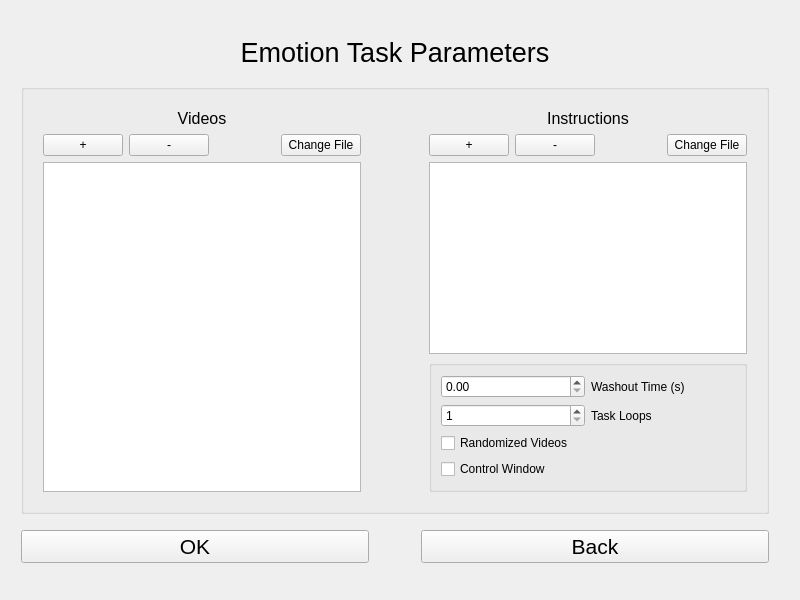
This is EmotionTask/UI/emotionparameters.ui in FongAnthonyM/BehaviorTaskMaster as Qt 5 draws it before an edit. The edited form follows.
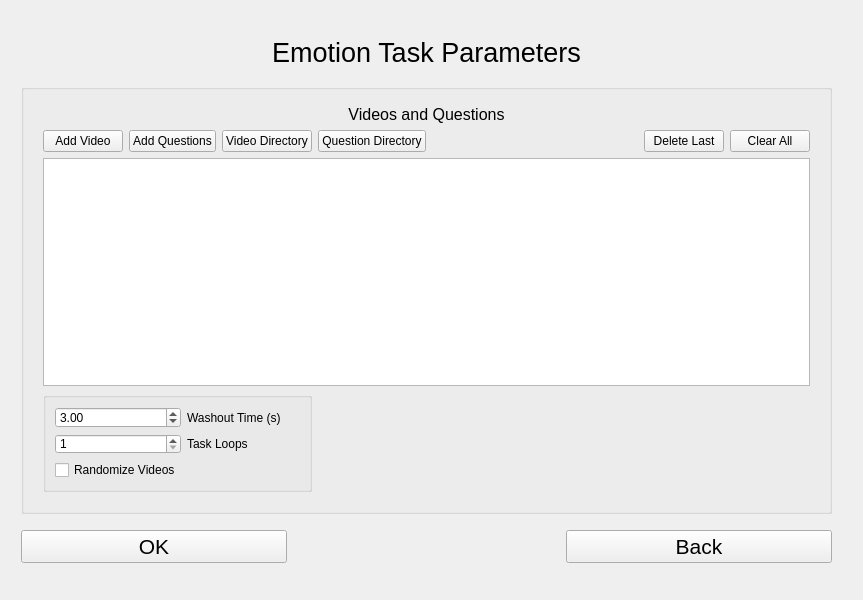
This is the edited form.

Diff of the .ui file:
```diff
--- a/EmotionTask/UI/emotionparameters.ui
+++ b/EmotionTask/UI/emotionparameters.ui
@@ -14,22 +14,6 @@
    <string>EmotionTaskParameters</string>
   </property>
   <layout class="QGridLayout" name="gridLayout">
-   <item row="0" column="0" rowspan="8">
-    <spacer name="horizontalSpacerLeft">
-     <property name="orientation">
-      <enum>Qt::Horizontal</enum>
-     </property>
-     <property name="sizeType">
-      <enum>QSizePolicy::Fixed</enum>
-     </property>
-     <property name="sizeHint" stdset="0">
-      <size>
-       <width>10</width>
-       <height>20</height>
-      </size>
-     </property>
-    </spacer>
-   </item>
    <item row="5" column="1">
     <widget class="QPushButton" name="okButton">
      <property name="font">
@@ -42,6 +26,22 @@
      </property>
     </widget>
    </item>
+   <item row="7" column="1" colspan="3">
+    <spacer name="verticalSpacerBottom">
+     <property name="orientation">
+      <enum>Qt::Vertical</enum>
+     </property>
+     <property name="sizeType">
+      <enum>QSizePolicy::Fixed</enum>
+     </property>
+     <property name="sizeHint" stdset="0">
+      <size>
+       <width>20</width>
+       <height>20</height>
+      </size>
+     </property>
+    </spacer>
+   </item>
    <item row="0" column="4" rowspan="8">
     <spacer name="horizontalSpacerRight">
      <property name="orientation">
@@ -58,6 +58,22 @@
      </property>
     </spacer>
    </item>
+   <item row="4" column="1" colspan="3">
+    <spacer name="verticalSpacerButtons">
+     <property name="orientation">
+      <enum>Qt::Vertical</enum>
+     </property>
+     <property name="sizeType">
+      <enum>QSizePolicy::Fixed</enum>
+     </property>
+     <property name="sizeHint" stdset="0">
+      <size>
+       <width>20</width>
+       <height>10</height>
+      </size>
+     </property>
+    </spacer>
+   </item>
    <item row="5" column="3">
     <widget class="QPushButton" name="backButton">
      <property name="font">
@@ -70,6 +86,75 @@
      </property>
     </widget>
    </item>
+   <item row="2" column="1" colspan="3">
+    <spacer name="verticalSpacerTitle">
+     <property name="orientation">
+      <enum>Qt::Vertical</enum>
+     </property>
+     <property name="sizeType">
+      <enum>QSizePolicy::Fixed</enum>
+     </property>
+     <property name="sizeHint" stdset="0">
+      <size>
+       <width>20</width>
+       <height>10</height>
+      </size>
+     </property>
+    </spacer>
+   </item>
+   <item row="1" column="1" colspan="3">
+    <widget class="QLabel" name="titleLabel">
+     <property name="sizePolicy">
+      <sizepolicy hsizetype="Preferred" vsizetype="Fixed">
+       <horstretch>0</horstretch>
+       <verstretch>0</verstretch>
+      </sizepolicy>
+     </property>
+     <property name="font">
+      <font>
+       <pointsize>20</pointsize>
+      </font>
+     </property>
+     <property name="text">
+      <string>Emotion Task Parameters</string>
+     </property>
+     <property name="alignment">
+      <set>Qt::AlignCenter</set>
+     </property>
+    </widget>
+   </item>
+   <item row="0" column="0" rowspan="8">
+    <spacer name="horizontalSpacerLeft">
+     <property name="orientation">
+      <enum>Qt::Horizontal</enum>
+     </property>
+     <property name="sizeType">
+      <enum>QSizePolicy::Fixed</enum>
+     </property>
+     <property name="sizeHint" stdset="0">
+      <size>
+       <width>10</width>
+       <height>20</height>
+      </size>
+     </property>
+    </spacer>
+   </item>
+   <item row="0" column="1" colspan="3">
+    <spacer name="verticalSpacerTop">
+     <property name="orientation">
+      <enum>Qt::Vertical</enum>
+     </property>
+     <property name="sizeType">
+      <enum>QSizePolicy::Fixed</enum>
+     </property>
+     <property name="sizeHint" stdset="0">
+      <size>
+       <width>688</width>
+       <height>20</height>
+      </size>
+     </property>
+    </spacer>
+   </item>
    <item row="5" column="2">
     <spacer name="horizontalSpacerButtons">
      <property name="orientation">
@@ -98,43 +183,209 @@
       <string/>
      </property>
      <layout class="QGridLayout" name="gridLayout_2">
-      <item row="2" column="2">
-       <widget class="QPushButton" name="removeVideoButton">
+      <item row="2" column="9">
+       <widget class="QPushButton" name="deleteLastButton">
         <property name="text">
-         <string>-</string>
+         <string>Delete Last</string>
         </property>
        </widget>
       </item>
-      <item row="1" column="1" colspan="4">
+      <item row="2" column="6">
+       <widget class="QPushButton" name="questionDirectory">
+        <property name="text">
+         <string>Question Directory</string>
+        </property>
+       </widget>
+      </item>
+      <item row="2" column="4">
+       <widget class="QPushButton" name="addQuestionsButton">
+        <property name="text">
+         <string>Add Questions</string>
+        </property>
+       </widget>
+      </item>
+      <item row="3" column="11" rowspan="2">
+       <spacer name="horizontalSpacer_3">
+        <property name="orientation">
+         <enum>Qt::Horizontal</enum>
+        </property>
+        <property name="sizeType">
+         <enum>QSizePolicy::Fixed</enum>
+        </property>
+        <property name="sizeHint" stdset="0">
+         <size>
+          <width>10</width>
+          <height>10</height>
+         </size>
+        </property>
+       </spacer>
+      </item>
+      <item row="6" column="1" colspan="10">
+       <spacer name="verticalSpacer">
+        <property name="orientation">
+         <enum>Qt::Vertical</enum>
+        </property>
+        <property name="sizeType">
+         <enum>QSizePolicy::Fixed</enum>
+        </property>
+        <property name="sizeHint" stdset="0">
+         <size>
+          <width>20</width>
+          <height>10</height>
+         </size>
+        </property>
+       </spacer>
+      </item>
+      <item row="3" column="1" rowspan="2" colspan="10">
+       <widget class="QTreeView" name="videoList">
+        <property name="sizePolicy">
+         <sizepolicy hsizetype="Expanding" vsizetype="Expanding">
+          <horstretch>0</horstretch>
+          <verstretch>0</verstretch>
+         </sizepolicy>
+        </property>
+        <property name="minimumSize">
+         <size>
+          <width>0</width>
+          <height>200</height>
+         </size>
+        </property>
+       </widget>
+      </item>
+      <item row="2" column="10">
+       <widget class="QPushButton" name="clearAll">
+        <property name="text">
+         <string>Clear All</string>
+        </property>
+       </widget>
+      </item>
+      <item row="3" column="0" rowspan="2">
+       <spacer name="horizontalSpacer_2">
+        <property name="orientation">
+         <enum>Qt::Horizontal</enum>
+        </property>
+        <property name="sizeType">
+         <enum>QSizePolicy::Fixed</enum>
+        </property>
+        <property name="sizeHint" stdset="0">
+         <size>
+          <width>10</width>
+          <height>20</height>
+         </size>
+        </property>
+       </spacer>
+      </item>
+      <item row="1" column="1" colspan="10">
        <widget class="QLabel" name="videosLabel">
+        <property name="sizePolicy">
+         <sizepolicy hsizetype="Minimum" vsizetype="Fixed">
+          <horstretch>0</horstretch>
+          <verstretch>0</verstretch>
+         </sizepolicy>
+        </property>
+        <property name="maximumSize">
+         <size>
+          <width>16777215</width>
+          <height>20</height>
+         </size>
+        </property>
         <property name="font">
          <font>
           <pointsize>12</pointsize>
          </font>
         </property>
         <property name="text">
-         <string>Videos</string>
+         <string>Videos and Questions</string>
         </property>
         <property name="alignment">
          <set>Qt::AlignCenter</set>
         </property>
        </widget>
       </item>
-      <item row="3" column="6" colspan="4">
-       <widget class="QListView" name="InstructionsList"/>
+      <item row="0" column="1" colspan="10">
+       <spacer name="verticalSpacer_2">
+        <property name="orientation">
+         <enum>Qt::Vertical</enum>
+        </property>
+        <property name="sizeType">
+         <enum>QSizePolicy::Fixed</enum>
+        </property>
+        <property name="sizeHint" stdset="0">
+         <size>
+          <width>20</width>
+          <height>5</height>
+         </size>
+        </property>
+       </spacer>
       </item>
-      <item row="4" column="6" colspan="4">
+      <item row="2" column="5">
+       <widget class="QPushButton" name="videoDirectory">
+        <property name="text">
+         <string>Video Directory</string>
+        </property>
+       </widget>
+      </item>
+      <item row="2" column="8">
+       <spacer name="horizontalSpacer_4">
+        <property name="orientation">
+         <enum>Qt::Horizontal</enum>
+        </property>
+        <property name="sizeType">
+         <enum>QSizePolicy::Fixed</enum>
+        </property>
+        <property name="sizeHint" stdset="0">
+         <size>
+          <width>200</width>
+          <height>20</height>
+         </size>
+        </property>
+       </spacer>
+      </item>
+      <item row="2" column="1" colspan="3">
+       <widget class="QPushButton" name="addVideoButton">
+        <property name="text">
+         <string>Add Video</string>
+        </property>
+       </widget>
+      </item>
+      <item row="5" column="1" colspan="5">
        <widget class="QGroupBox" name="groupBox_2">
         <property name="sizePolicy">
          <sizepolicy hsizetype="Preferred" vsizetype="Minimum">
           <horstretch>0</horstretch>
-          <verstretch>40</verstretch>
+          <verstretch>20</verstretch>
          </sizepolicy>
         </property>
+        <property name="maximumSize">
+         <size>
+          <width>16777215</width>
+          <height>100</height>
+         </size>
+        </property>
         <property name="title">
          <string/>
         </property>
         <layout class="QGridLayout" name="gridLayout_4">
+         <item row="2" column="0">
+          <widget class="QCheckBox" name="randomizeVideosBox">
+           <property name="text">
+            <string>Randomize Videos</string>
+           </property>
+           <property name="checked">
+            <bool>false</bool>
+           </property>
+           <property name="tristate">
+            <bool>false</bool>
+           </property>
+          </widget>
+         </item>
+         <item row="0" column="0">
+          <widget class="QDoubleSpinBox" name="washoutBox">
+           <property name="value">
+            <double>3.000000000000000</double>
+           </property>
+          </widget>
+         </item>
          <item row="1" column="1">
           <widget class="QLabel" name="label">
            <property name="text">
@@ -142,20 +393,6 @@
            </property>
           </widget>
          </item>
-         <item row="2" column="0">
-          <widget class="QCheckBox" name="randomizeVideosBox">
-           <property name="text">
-            <string>Randomized Videos</string>
-           </property>
-          </widget>
-         </item>
-         <item row="3" column="0">
-          <widget class="QCheckBox" name="checkBox">
-           <property name="text">
-            <string>Control Window</string>
-           </property>
-          </widget>
-         </item>
          <item row="1" column="0">
           <widget class="QSpinBox" name="spinBox">
            <property name="minimum">
@@ -166,9 +403,6 @@
            </property>
           </widget>
          </item>
-         <item row="0" column="0">
-          <widget class="QDoubleSpinBox" name="doubleSpinBox"/>
-         </item>
          <item row="0" column="1">
           <widget class="QLabel" name="label_2">
            <property name="text">
@@ -179,256 +413,9 @@
         </layout>
        </widget>
       </item>
-      <item row="0" column="1" colspan="9">
-       <spacer name="verticalSpacer_2">
-        <property name="orientation">
-         <enum>Qt::Vertical</enum>
-        </property>
-        <property name="sizeHint" stdset="0">
-         <size>
-          <width>20</width>
-          <height>10</height>
-         </size>
-        </property>
-       </spacer>
-      </item>
-      <item row="2" column="9">
-       <widget class="QPushButton" name="changeInstructionsButton">
-        <property name="text">
-         <string>Change File</string>
-        </property>
-       </widget>
-      </item>
-      <item row="1" column="6" colspan="4">
-       <widget class="QLabel" name="InstructionsLabel">
-        <property name="font">
-         <font>
-          <pointsize>12</pointsize>
-         </font>
-        </property>
-        <property name="text">
-         <string>Instructions</string>
-        </property>
-        <property name="alignment">
-         <set>Qt::AlignCenter</set>
-        </property>
-       </widget>
-      </item>
-      <item row="3" column="1" rowspan="2" colspan="4">
-       <widget class="QListView" name="videoList"/>
-      </item>
-      <item row="2" column="6">
-       <widget class="QPushButton" name="addInstructionsButton">
-        <property name="text">
-         <string>+</string>
-        </property>
-       </widget>
-      </item>
-      <item row="3" column="10" rowspan="2">
-       <spacer name="horizontalSpacer_3">
-        <property name="orientation">
-         <enum>Qt::Horizontal</enum>
-        </property>
-        <property name="sizeType">
-         <enum>QSizePolicy::Fixed</enum>
-        </property>
-        <property name="sizeHint" stdset="0">
-         <size>
-          <width>10</width>
-          <height>10</height>
-         </size>
-        </property>
-       </spacer>
-      </item>
-      <item row="3" column="0" rowspan="2">
-       <spacer name="horizontalSpacer_2">
-        <property name="orientation">
-         <enum>Qt::Horizontal</enum>
-        </property>
-        <property name="sizeType">
-         <enum>QSizePolicy::Fixed</enum>
-        </property>
-        <property name="sizeHint" stdset="0">
-         <size>
-          <width>10</width>
-          <height>20</height>
-         </size>
-        </property>
-       </spacer>
-      </item>
-      <item row="2" column="4">
-       <widget class="QPushButton" name="changeVideoButton">
-        <property name="text">
-         <string>Change File</string>
-        </property>
-       </widget>
-      </item>
-      <item row="2" column="3">
-       <spacer name="horizontalSpacer_4">
-        <property name="orientation">
-         <enum>Qt::Horizontal</enum>
-        </property>
-        <property name="sizeType">
-         <enum>QSizePolicy::Fixed</enum>
-        </property>
-        <property name="sizeHint" stdset="0">
-         <size>
-          <width>60</width>
-          <height>20</height>
-         </size>
-        </property>
-       </spacer>
-      </item>
-      <item row="3" column="5" rowspan="2">
-       <spacer name="horizontalSpacer">
-        <property name="orientation">
-         <enum>Qt::Horizontal</enum>
-        </property>
-        <property name="sizeType">
-         <enum>QSizePolicy::Fixed</enum>
-        </property>
-        <property name="sizeHint" stdset="0">
-         <size>
-          <width>5</width>
-          <height>20</height>
-         </size>
-        </property>
-       </spacer>
-      </item>
-      <item row="2" column="1">
-       <widget class="QPushButton" name="addVideoButton">
-        <property name="text">
-         <string>+</string>
-        </property>
-       </widget>
-      </item>
-      <item row="2" column="7">
-       <widget class="QPushButton" name="removeInstructionsButton">
-        <property name="text">
-         <string>-</string>
-        </property>
-       </widget>
-      </item>
-      <item row="2" column="8">
-       <spacer name="horizontalSpacer_5">
-        <property name="orientation">
-         <enum>Qt::Horizontal</enum>
-        </property>
-        <property name="sizeType">
-         <enum>QSizePolicy::Fixed</enum>
-        </property>
-        <property name="sizeHint" stdset="0">
-         <size>
-          <width>60</width>
-          <height>20</height>
-         </size>
-        </property>
-       </spacer>
-      </item>
-      <item row="5" column="1" colspan="9">
-       <spacer name="verticalSpacer">
-        <property name="orientation">
-         <enum>Qt::Vertical</enum>
-        </property>
-        <property name="sizeType">
-         <enum>QSizePolicy::Fixed</enum>
-        </property>
-        <property name="sizeHint" stdset="0">
-         <size>
-          <width>20</width>
-          <height>10</height>
-         </size>
-        </property>
-       </spacer>
-      </item>
      </layout>
     </widget>
    </item>
-   <item row="1" column="1" colspan="3">
-    <widget class="QLabel" name="titleLabel">
-     <property name="sizePolicy">
-      <sizepolicy hsizetype="Preferred" vsizetype="Fixed">
-       <horstretch>0</horstretch>
-       <verstretch>0</verstretch>
-      </sizepolicy>
-     </property>
-     <property name="font">
-      <font>
-       <pointsize>20</pointsize>
-      </font>
-     </property>
-     <property name="text">
-      <string>Emotion Task Parameters</string>
-     </property>
-     <property name="alignment">
-      <set>Qt::AlignCenter</set>
-     </property>
-    </widget>
-   </item>
-   <item row="0" column="1" colspan="3">
-    <spacer name="verticalSpacerTop">
-     <property name="orientation">
-      <enum>Qt::Vertical</enum>
-     </property>
-     <property name="sizeType">
-      <enum>QSizePolicy::Fixed</enum>
-     </property>
-     <property name="sizeHint" stdset="0">
-      <size>
-       <width>688</width>
-       <height>20</height>
-      </size>
-     </property>
-    </spacer>
-   </item>
-   <item row="7" column="1" colspan="3">
-    <spacer name="verticalSpacerBottom">
-     <property name="orientation">
-      <enum>Qt::Vertical</enum>
-     </property>
-     <property name="sizeType">
-      <enum>QSizePolicy::Fixed</enum>
-     </property>
-     <property name="sizeHint" stdset="0">
-      <size>
-       <width>20</width>
-       <height>20</height>
-      </size>
-     </property>
-    </spacer>
-   </item>
-   <item row="4" column="1" colspan="3">
-    <spacer name="verticalSpacerButtons">
-     <property name="orientation">
-      <enum>Qt::Vertical</enum>
-     </property>
-     <property name="sizeType">
-      <enum>QSizePolicy::Fixed</enum>
-     </property>
-     <property name="sizeHint" stdset="0">
-      <size>
-       <width>20</width>
-       <height>10</height>
-      </size>
-     </property>
-    </spacer>
-   </item>
-   <item row="2" column="1" colspan="3">
-    <spacer name="verticalSpacerTitle">
-     <property name="orientation">
-      <enum>Qt::Vertical</enum>
-     </property>
-     <property name="sizeType">
-      <enum>QSizePolicy::Fixed</enum>
-     </property>
-     <property name="sizeHint" stdset="0">
-      <size>
-       <width>20</width>
-       <height>10</height>
-      </size>
-     </property>
-    </spacer>
-   </item>
   </layout>
  </widget>
  <resources/>
```
